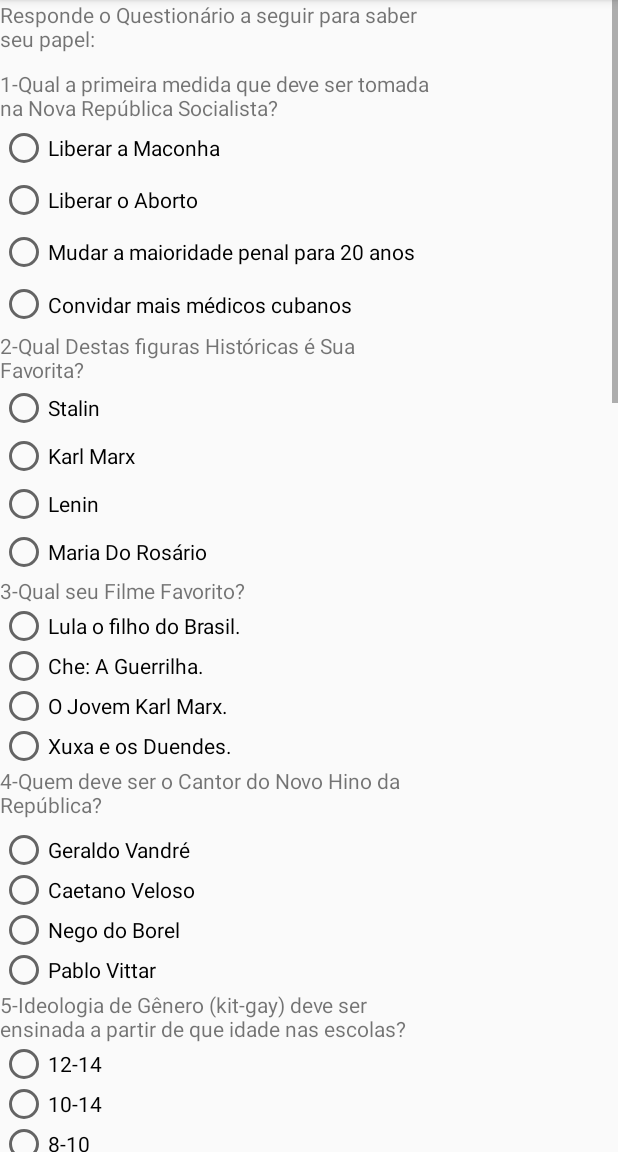
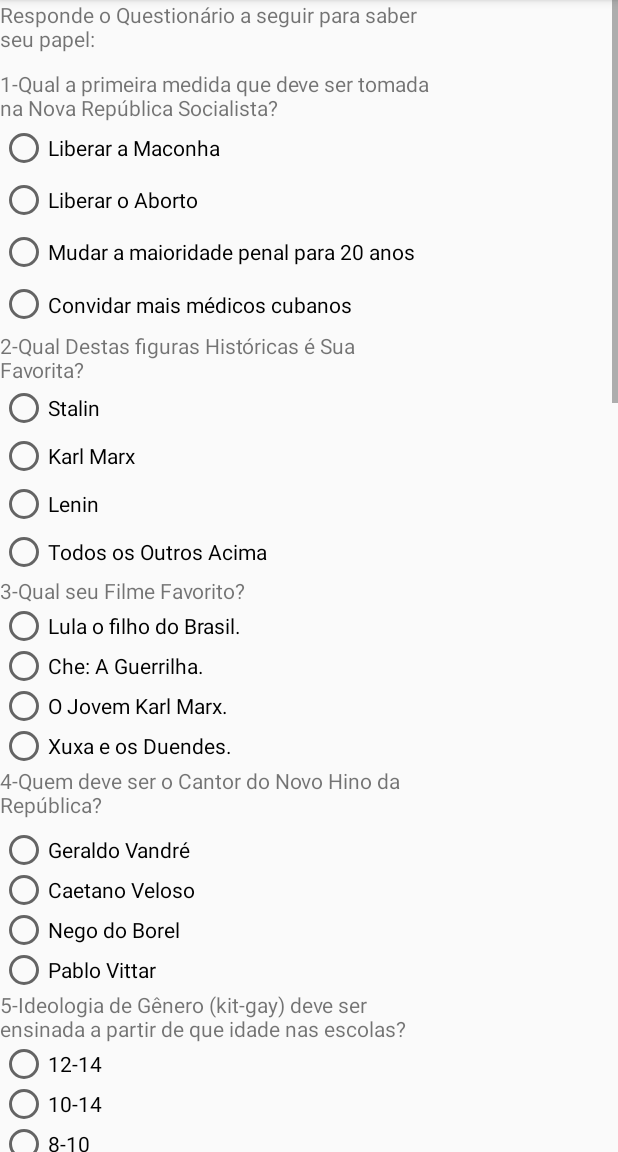
Before and after one commit to brunowber/ursal, an Android app: the QuestionarioActivity screen opened directly, with no data from a screen before it, on a phone screen of 412 x 824 dp, the part 84-1236 px from its top. Run offline under Robolectric (Android 15) with nearby library versions, the phone set to English and light mode, and no system bars.

```diff
--- a/app/src/main/java/ursal/ursal/TelaUsuarioActivity.java
+++ b/app/src/main/java/ursal/ursal/TelaUsuarioActivity.java
@@ -37,6 +37,7 @@ public class TelaUsuarioActivity extends AppCompatActivity {
         btn_enviar = findViewById(R.id.btn_enviar);
 
         btn_enviar.setOnClickListener(new View.OnClickListener() {
+            @RequiresApi(api = Build.VERSION_CODES.N)
             @Override
             public void onClick(View v) {
                 criarUsuario();
--- a/app/src/main/res/layout/activity_questionario.xml
+++ b/app/src/main/res/layout/activity_questionario.xml
@@ -455,7 +455,7 @@
                     android:layout_width="match_parent"
                     android:layout_height="wrap_content"
                     android:layout_weight="1"
-                    android:text="@string/daciolo" />
+                    android:text="@string/familia" />
             </RadioGroup>
 
             <TextView
--- a/app/src/main/res/values/strings.xml
+++ b/app/src/main/res/values/strings.xml
@@ -19,7 +19,7 @@
     <string name="stalin">Stalin</string>
     <string name="karl">Karl Marx</string>
     <string name="lenin">Lenin</string>
-    <string name="maria">Maria Do Rosário</string>
+    <string name="maria">Todos os Outros Acima</string>
 
     <string name="pergunta3">3-Qual seu Filme Favorito?</string>
     <string name="lula">Lula o filho do Brasil.</string>
@@ -79,7 +79,7 @@
     <string name="capistalista">Porcos Capitalistas</string>
     <string name="cristao">Cristianismo</string>
     <string name="cientologia">Cientologia</string>
-    <string name="daciolo">Daciolo</string>
+    <string name="familia">Família Tradicional Brasileira</string>
 
     <string name="pergunta13">13-Qual a Melhor Forma de Governo?</string>
     <string name="comunismo">Comunismo</string>
```
